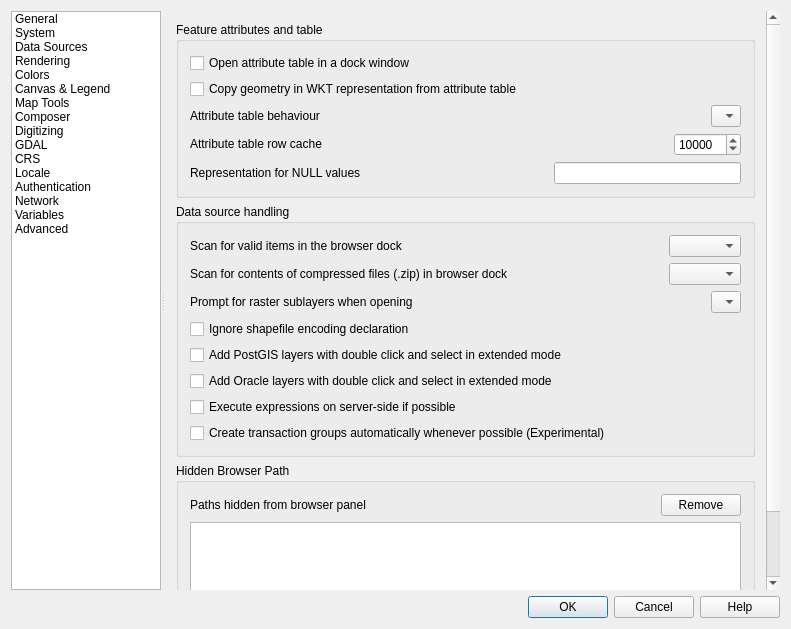
The window that src/ui/qgsoptionsbase.ui (nextgis/nextgisqgis) describes before a commit, drawn with Qt 5.
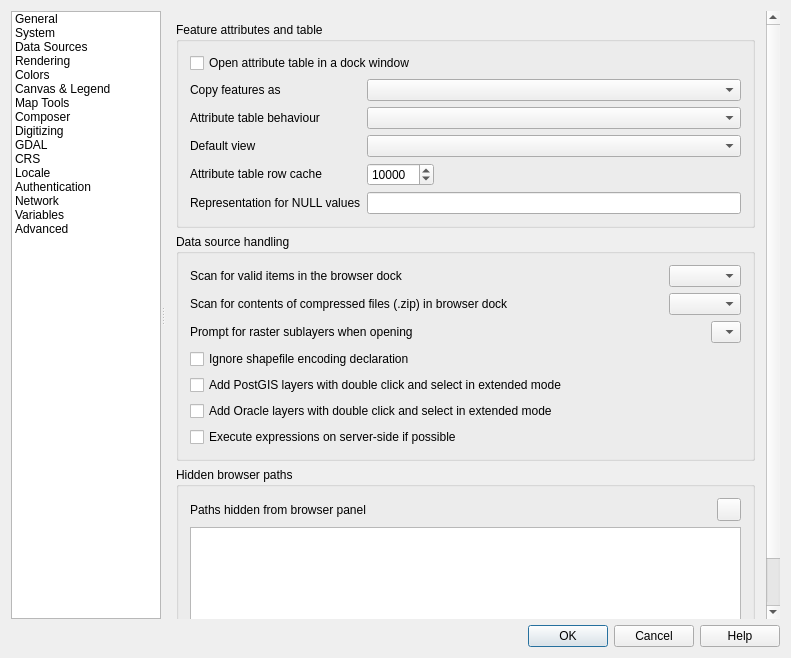
The same window after the commit. The open tabs and pages were chosen to show the change. Icons and pictures are not drawn. Custom widgets are drawn as their Qt base class.

The edit to the form file:
```diff
--- a/src/ui/qgsoptionsbase.ui
+++ b/src/ui/qgsoptionsbase.ui
@@ -7,7 +7,7 @@
     <x>0</x>
     <y>0</y>
     <width>791</width>
-    <height>629</height>
+    <height>658</height>
    </rect>
   </property>
   <property name="minimumSize">
@@ -1394,8 +1394,8 @@
                <rect>
                 <x>0</x>
                 <y>0</y>
-                <width>713</width>
-                <height>601</height>
+                <width>601</width>
+                <height>694</height>
                </rect>
               </property>
               <layout class="QVBoxLayout" name="verticalLayout_27">
@@ -1404,88 +1404,64 @@
                  <property name="title">
                   <string>Feature attributes and table</string>
                  </property>
-                 <layout class="QVBoxLayout" name="verticalLayout_23">
-                  <item>
+                 <layout class="QGridLayout" name="gridLayout_19">
+                  <item row="0" column="0" colspan="2">
                    <widget class="QCheckBox" name="cbxAttributeTableDocked">
                     <property name="text">
                      <string>Open attribute table in a dock window</string>
                     </property>
                    </widget>
                   </item>
-                  <item>
-                   <widget class="QCheckBox" name="cbxCopyWKTGeomFromTable">
+                  <item row="3" column="1">
+                   <widget class="QComboBox" name="cmbAttrTableBehaviour">
+                    <item>
+                     <property name="text">
+                      <string/>
+                     </property>
+                    </item>
+                   </widget>
+                  </item>
+                  <item row="3" column="0">
+                   <widget class="QLabel" name="textLabel1_7">
+                    <property name="sizePolicy">
+                     <sizepolicy hsizetype="Fixed" vsizetype="Fixed">
+                      <horstretch>0</horstretch>
+                      <verstretch>0</verstretch>
+                     </sizepolicy>
+                    </property>
                     <property name="text">
-                     <string>Copy geometry in WKT representation from attribute table</string>
+                     <string>Attribute table behaviour</string>
                     </property>
                    </widget>
                   </item>
-                  <item>
-                   <layout class="QHBoxLayout" name="horizontalLayout_5">
-                    <item>
-                     <widget class="QLabel" name="textLabel1_7">
-                      <property name="sizePolicy">
-                       <sizepolicy hsizetype="Fixed" vsizetype="Fixed">
-                        <horstretch>0</horstretch>
-                        <verstretch>0</verstretch>
-                       </sizepolicy>
-                      </property>
-                      <property name="text">
-                       <string>Attribute table behaviour</string>
-                      </property>
-                     </widget>
-                    </item>
-                    <item>
-                     <spacer name="horizontalSpacer_4">
-                      <property name="orientation">
-                       <enum>Qt::Horizontal</enum>
-                      </property>
-                      <property name="sizeHint" stdset="0">
-                       <size>
-                        <width>40</width>
-                        <height>20</height>
-                       </size>
-                      </property>
-                     </spacer>
-                    </item>
-                    <item>
-                     <widget class="QComboBox" name="cmbAttrTableBehaviour">
-                      <item>
-                       <property name="text">
-                        <string/>
-                       </property>
-                      </item>
-                     </widget>
-                    </item>
-                   </layout>
+                  <item row="6" column="0">
+                   <widget class="QLabel" name="label_14">
+                    <property name="text">
+                     <string>Representation for NULL values</string>
+                    </property>
+                   </widget>
                   </item>
-                  <item>
+                  <item row="4" column="1">
+                   <widget class="QComboBox" name="mAttrTableViewComboBox"/>
+                  </item>
+                  <item row="6" column="1">
+                   <widget class="QLineEdit" name="leNullValue"/>
+                  </item>
+                  <item row="5" column="0">
+                   <widget class="QLabel" name="textLabel1_12">
+                    <property name="sizePolicy">
+                     <sizepolicy hsizetype="Fixed" vsizetype="Fixed">
+                      <horstretch>0</horstretch>
+                      <verstretch>0</verstretch>
+                     </sizepolicy>
+                    </property>
+                    <property name="text">
+                     <string>Attribute table row cache</string>
+                    </property>
+                   </widget>
+                  </item>
+                  <item row="5" column="1">
                    <layout class="QHBoxLayout" name="horizontalLayout_10">
-                    <item>
-                     <widget class="QLabel" name="textLabel1_12">
-                      <property name="sizePolicy">
-                       <sizepolicy hsizetype="Fixed" vsizetype="Fixed">
-                        <horstretch>0</horstretch>
-                        <verstretch>0</verstretch>
-                       </sizepolicy>
-                      </property>
-                      <property name="text">
-                       <string>Attribute table row cache</string>
-                      </property>
-                     </widget>
-                    </item>
-                    <item>
-                     <spacer name="horizontalSpacer_8">
-                      <property name="orientation">
-                       <enum>Qt::Horizontal</enum>
-                      </property>
-                      <property name="sizeHint" stdset="0">
-                       <size>
-                        <width>40</width>
-                        <height>20</height>
-                       </size>
-                      </property>
-                     </spacer>
-                    </item>
                     <item>
                      <widget class="QSpinBox" name="spinBoxAttrTableRowCache">
                       <property name="minimum">
@@ -1502,19 +1478,8 @@
                       </property>
                      </widget>
                     </item>
-                   </layout>
-                  </item>
-                  <item>
-                   <layout class="QHBoxLayout" name="horizontalLayout_6">
                     <item>
-                     <widget class="QLabel" name="label_14">
-                      <property name="text">
-                       <string>Representation for NULL values</string>
-                      </property>
-                     </widget>
-                    </item>
-                    <item>
-                     <spacer name="horizontalSpacer_3">
+                     <spacer name="horizontalSpacer_8">
                       <property name="orientation">
                        <enum>Qt::Horizontal</enum>
                       </property>
@@ -1526,11 +1491,25 @@
                       </property>
                      </spacer>
                     </item>
-                    <item>
-                     <widget class="QLineEdit" name="leNullValue"/>
-                    </item>
                    </layout>
                   </item>
+                  <item row="2" column="1">
+                   <widget class="QComboBox" name="mComboCopyFeatureFormat"/>
+                  </item>
+                  <item row="4" column="0">
+                   <widget class="QLabel" name="label_46">
+                    <property name="text">
+                     <string>Default view</string>
+                    </property>
+                   </widget>
+                  </item>
+                  <item row="2" column="0">
+                   <widget class="QLabel" name="label_48">
+                    <property name="text">
+                     <string>Copy features as</string>
+                    </property>
+                   </widget>
+                  </item>
                  </layout>
                 </widget>
                </item>
@@ -1668,20 +1647,13 @@
                     </property>
                    </widget>
                   </item>
-                  <item>
-                   <widget class="QCheckBox" name="cbxAutoTransaction">
-                    <property name="text">
-                     <string>Create transaction groups automatically whenever possible (Experimental)</string>
-                    </property>
-                   </widget>
-                  </item>
                  </layout>
                 </widget>
                </item>
                <item>
                 <widget class="QgsCollapsibleGroupBox" name="groupBox_28">
                  <property name="title">
-                  <string>Hidden Browser Path</string>
+                  <string>Hidden browser paths</string>
                  </property>
                  <layout class="QGridLayout" name="_15">
                   <item row="0" column="0">
@@ -1715,9 +1687,16 @@
                    </widget>
                   </item>
                   <item row="0" column="2">
-                   <widget class="QPushButton" name="mBtnRemoveHiddenPath">
+                   <widget class="QToolButton" name="mBtnRemoveHiddenPath">
+                    <property name="toolTip">
+                     <string>Remove path</string>
+                    </property>
                     <property name="text">
-                     <string>Remove</string>
+                     <string/>
+                    </property>
+                    <property name="icon">
+                     <iconset resource="../../images/images.qrc">
+                      <normaloff>:/images/themes/default/symbologyRemove.svg</normaloff>:/images/themes/default/symbologyRemove.svg</iconset>
                     </property>
                    </widget>
                   </item>
@@ -1983,6 +1962,39 @@
                     </layout>
                    </widget>
                   </item>
+                  <item>
+                   <layout class="QHBoxLayout" name="horizontalLayout_5">
+                    <property name="topMargin">
+                     <number>0</number>
+                    </property>
+                    <item>
+                     <widget class="QLabel" name="labelMagnifier">
+                      <property name="text">
+                       <string>Magnification level</string>
+                      </property>
+                     </widget>
+                    </item>
+                    <item>
+                     <widget class="QDoubleSpinBox" name="doubleSpinBoxMagnifierDefault"/>
+                    </item>
+                    <item>
+                     <spacer name="horizontalSpacer_4">
+                      <property name="orientation">
+                       <enum>Qt::Horizontal</enum>
+                      </property>
+                      <property name="sizeType">
+                       <enum>QSizePolicy::Expanding</enum>
+                      </property>
+                      <property name="sizeHint" stdset="0">
+                       <size>
+                        <width>40</width>
+                        <height>20</height>
+                       </size>
+                      </property>
+                     </spacer>
+                    </item>
+                   </layout>
+                  </item>
                  </layout>
                 </widget>
                </item>
```
Left out of the diff: 522 changed lines with no effect on the pictures.
